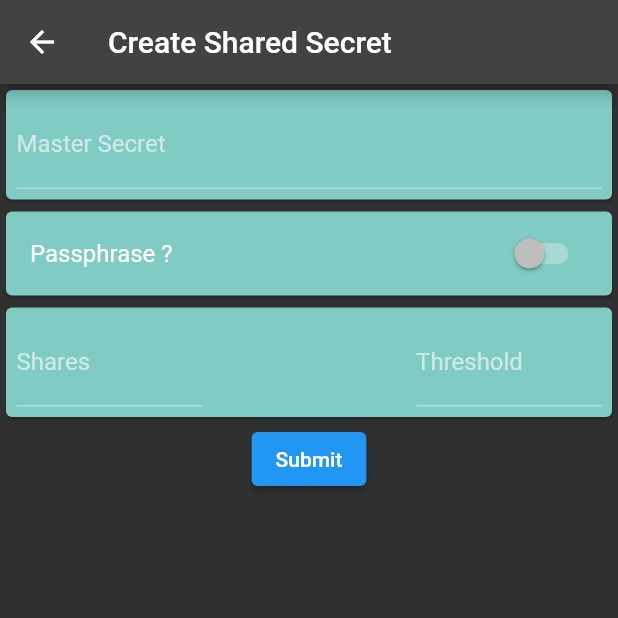
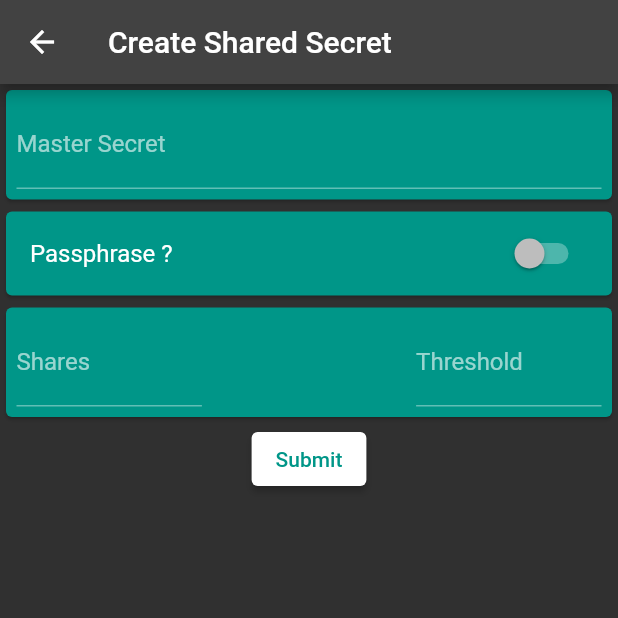
Before and after one commit to ethicnology/subterfuge, a Flutter app: the CreateSecretScreen screen opened directly, on a phone screen of 412 x 824 dp, the top half of it. Run offline on Flutter 3.47's test engine with Material 2 defaults, Android fonts, the phone set to English and light mode, and no system bars; our stand-ins replace convert; missing offline and left inert: slip39.

Commit message:
fix: colors, dispose, input is now hex decoded

```diff
--- a/lib/screen/create_secret.dart
+++ b/lib/screen/create_secret.dart
@@ -1,5 +1,6 @@
 import 'dart:typed_data';
 
+import 'package:convert/convert.dart';
 import 'package:flutter/material.dart';
 import 'package:slip39/slip39.dart';
 import 'package:subterfuge/screen/shares.dart';
@@ -21,7 +22,10 @@ class _CreateSecretScreenState extends State<CreateSecretScreen> {
 
   @override
   void dispose() {
+    secret.dispose();
     passphrase.dispose();
+    shares.dispose();
+    threshold.dispose();
     super.dispose();
   }
 
@@ -35,7 +39,7 @@ class _CreateSecretScreenState extends State<CreateSecretScreen> {
             crossAxisAlignment: CrossAxisAlignment.center,
             children: [
               Card(
-                  color: Colors.teal[200],
+                  color: Colors.teal,
                   child: Padding(
                       padding: const EdgeInsets.all(7),
                       child: TextFormField(
@@ -47,7 +51,7 @@ class _CreateSecretScreenState extends State<CreateSecretScreen> {
                         ),
                       ))),
               Card(
-                  color: Colors.teal[200],
+                  color: Colors.teal,
                   child: Column(children: [
                     SwitchListTile(
                         title: const Text('Passphrase ?'),
@@ -69,7 +73,7 @@ class _CreateSecretScreenState extends State<CreateSecretScreen> {
                           )),
                   ])),
               Card(
-                  color: Colors.teal[200],
+                  color: Colors.teal,
                   child: Padding(
                       padding: const EdgeInsets.all(7),
                       child: Row(
@@ -102,6 +106,10 @@ class _CreateSecretScreenState extends State<CreateSecretScreen> {
                         ],
                       ))),
               ElevatedButton(
+                style: ElevatedButton.styleFrom(
+                  primary: Colors.white,
+                  onPrimary: Colors.teal,
+                ),
                 onPressed: () {
                   List<List<int>> scheme = [
                     for (var i = 0; i < int.parse(shares.text); i++) [1, 1]
@@ -111,8 +119,8 @@ class _CreateSecretScreenState extends State<CreateSecretScreen> {
                     MaterialPageRoute(
                         builder: (context) => SharesScreen(
                               slip: Slip39.from(scheme,
-                                  masterSecret:
-                                      Uint8List.fromList(secret.text.codeUnits),
+                                  masterSecret: Uint8List.fromList(
+                                      hex.decode(secret.text)),
                                   passphrase: passphrase.text,
                                   threshold: int.parse(threshold.text)),
                             )),
```
